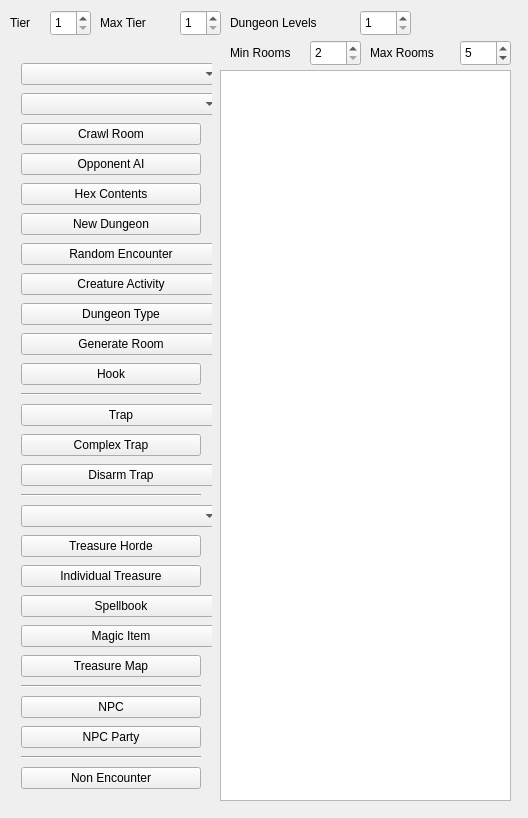
Before: the Qt Designer form mainwindow.ui in erickveil/UndermountainRooms, drawn with Qt 5.
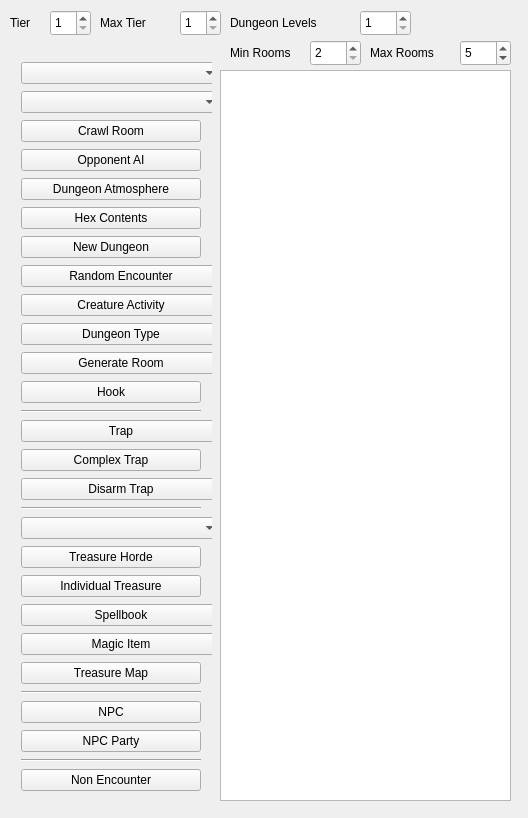
After: the same form once the commit is applied. Icons and pictures are not drawn.

Commit message:
Added general dungeon atmosphere
Actully designed this feature in a dream last night.

```diff
--- a/mainwindow.ui
+++ b/mainwindow.ui
@@ -75,6 +75,13 @@
        </property>
       </widget>
      </item>
+     <item>
+      <widget class="QPushButton" name="pbDungoenAtmosphere">
+       <property name="text">
+        <string>Dungeon Atmosphere</string>
+       </property>
+      </widget>
+     </item>
      <item>
       <widget class="QPushButton" name="keyHex">
        <property name="text">
```
The commit also changes 5 other files.
